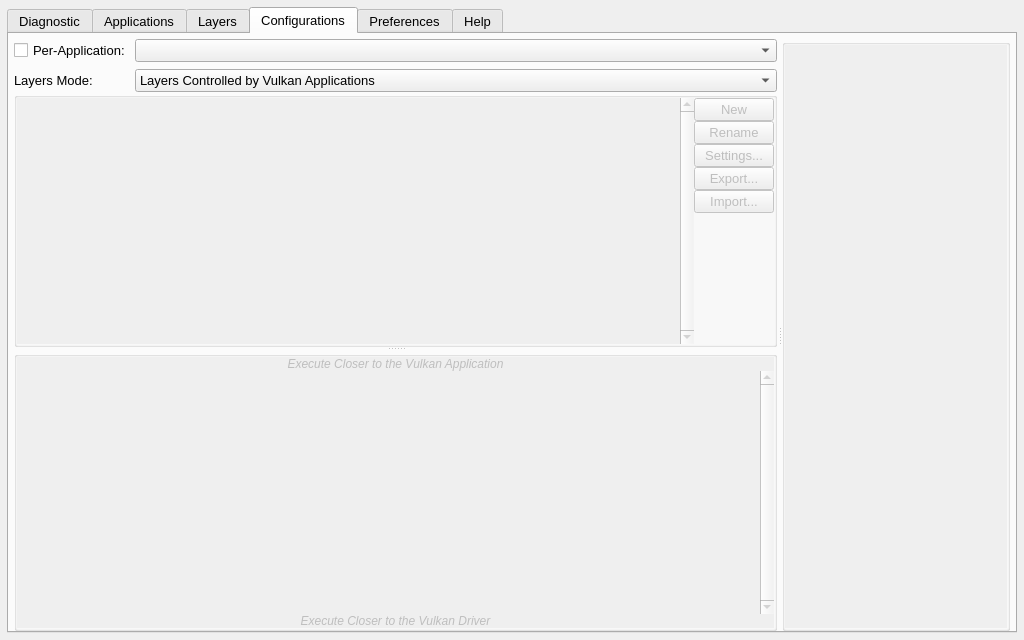
First picture: the form in vkconfig_gui/mainwindow.ui, repository LunarG/VulkanTools, before the edit.
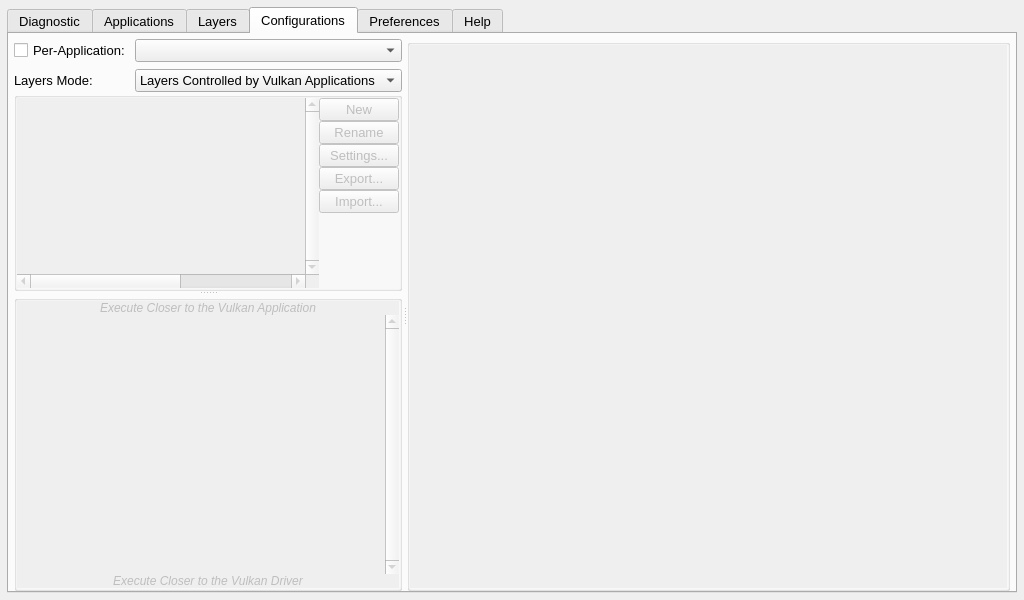
Second picture: the form after the edit. Icons and pictures are not drawn.

Diff of the .ui file:
```diff
--- a/vkconfig_gui/mainwindow.ui
+++ b/vkconfig_gui/mainwindow.ui
@@ -7,7 +7,7 @@
     <x>0</x>
     <y>0</y>
     <width>1024</width>
-    <height>640</height>
+    <height>600</height>
    </rect>
   </property>
   <property name="sizePolicy">
@@ -19,7 +19,7 @@
   <property name="minimumSize">
    <size>
     <width>1024</width>
-    <height>640</height>
+    <height>600</height>
    </size>
   </property>
   <property name="maximumSize">
@@ -572,6 +572,12 @@
        </layout>
       </widget>
       <widget class="QWidget" name="tab_configurations">
+       <property name="sizePolicy">
+        <sizepolicy hsizetype="Expanding" vsizetype="Expanding">
+         <horstretch>0</horstretch>
+         <verstretch>0</verstretch>
+        </sizepolicy>
+       </property>
        <attribute name="title">
         <string>Configurations</string>
        </attribute>
@@ -593,6 +599,12 @@
         </property>
         <item row="0" column="0">
          <widget class="QSplitter" name="splitter_main">
+          <property name="sizePolicy">
+           <sizepolicy hsizetype="Expanding" vsizetype="Preferred">
+            <horstretch>0</horstretch>
+            <verstretch>0</verstretch>
+           </sizepolicy>
+          </property>
           <property name="lineWidth">
            <number>0</number>
           </property>
@@ -609,6 +621,12 @@
            <bool>false</bool>
           </property>
           <widget class="QSplitter" name="splitter_configurations">
+           <property name="sizePolicy">
+            <sizepolicy hsizetype="Expanding" vsizetype="Expanding">
+             <horstretch>0</horstretch>
+             <verstretch>0</verstretch>
+            </sizepolicy>
+           </property>
            <property name="lineWidth">
             <number>0</number>
            </property>
@@ -935,7 +953,7 @@
             <property name="sizePolicy">
              <sizepolicy hsizetype="Preferred" vsizetype="Preferred">
               <horstretch>0</horstretch>
-              <verstretch>0</verstretch>
+              <verstretch>1</verstretch>
              </sizepolicy>
             </property>
             <layout class="QGridLayout" name="gridLayout_3">
@@ -1066,8 +1084,8 @@
           </widget>
           <widget class="QSplitter" name="splitter_settings">
            <property name="sizePolicy">
-            <sizepolicy hsizetype="Preferred" vsizetype="Expanding">
-             <horstretch>0</horstretch>
+            <sizepolicy hsizetype="Expanding" vsizetype="Expanding">
+             <horstretch>1</horstretch>
              <verstretch>0</verstretch>
             </sizepolicy>
            </property>
@@ -1084,7 +1102,7 @@
             <property name="sizePolicy">
              <sizepolicy hsizetype="Preferred" vsizetype="Preferred">
               <horstretch>0</horstretch>
-              <verstretch>1</verstretch>
+              <verstretch>0</verstretch>
              </sizepolicy>
             </property>
             <property name="minimumSize">
```
